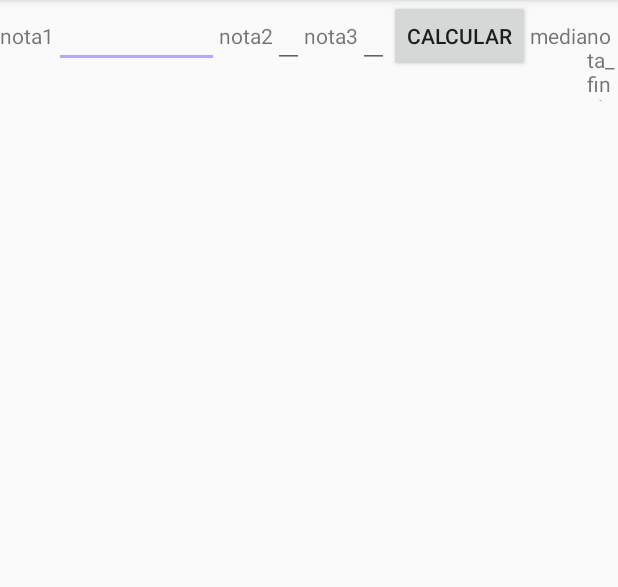
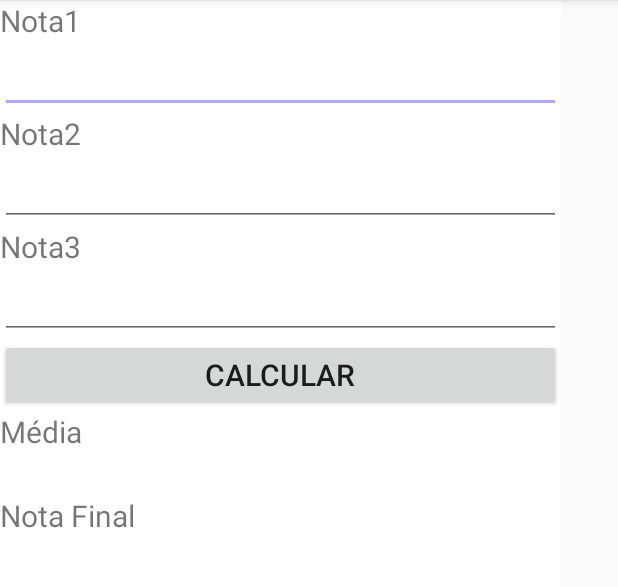
Before and after one commit to PatriciaMoura/Tools-1, an Android app: the Calcular_Media screen opened directly, with no data from a screen before it, on a phone screen of 412 x 824 dp, the part 84-671 px from its top. Run offline under Robolectric (Android 15) with nearby library versions, the phone set to English and light mode, and no system bars; 1 statement that could not run was skipped.

Commit message:
Ajuste de layout em Calcular Média

```diff
--- a/app/src/main/res/layout/activity_calcular__media.xml
+++ b/app/src/main/res/layout/activity_calcular__media.xml
@@ -6,62 +6,73 @@
     android:layout_height="wrap_content"
     tools:context=".Calcular_Media">
 
+
     <LinearLayout
         android:layout_width="match_parent"
-        android:layout_height="wrap_content"
-        android:orientation="horizontal"
-        tools:layout_editor_absoluteX="0dp"
-        tools:layout_editor_absoluteY="0dp">
+        android:layout_height="match_parent"
+        android:orientation="vertical"
+        android:background="#ffffff"
+        android:id="@+id/activity_main1">
+
+
+        <TextView
+            android:layout_width="374dp"
+            android:layout_height="wrap_content"
+            android:text="Nota1"
+            android:textSize="20sp" />
+
+        <EditText
+            android:id="@+id/txtNota1"
+            android:layout_width="match_parent"
+            android:layout_height="wrap_content"
+            android:inputType="number"
+            android:textSize="20sp" />
 
         <TextView
             android:layout_width="match_parent"
             android:layout_height="wrap_content"
-            android:text="nota1" />
-
-        <EditText
-            android:id="@+id/txtNota1"
-            android:layout_width="110dp"
-            android:layout_height="wrap_content"
-            android:inputType="number" />
-
-        <TextView
-            android:layout_width="match_parent"
-            android:layout_height="wrap_content"
-            android:text="nota2" />
+            android:text="Nota2"
+            android:textSize="20sp"/>
 
         <EditText
             android:id="@+id/txtNota2"
             android:layout_width="match_parent"
             android:layout_height="wrap_content"
-            android:inputType="number" />
+            android:inputType="number"
+            android:textSize="20sp"/>
 
         <TextView
             android:layout_width="match_parent"
             android:layout_height="wrap_content"
-            android:text="nota3" />
+            android:text="Nota3"
+            android:textSize="20sp"/>
 
         <EditText
             android:id="@+id/txtNota3"
             android:layout_width="match_parent"
             android:layout_height="wrap_content"
-            android:inputType="number" />
+            android:inputType="number"
+            android:textSize="20sp"/>
 
         <Button
             android:id="@+id/btnCalcular"
             android:layout_width="match_parent"
             android:layout_height="wrap_content"
-            android:text="calcular" />
+            android:text="calcular"
+            android:textSize="20sp"/>
 
         <TextView
             android:layout_width="match_parent"
-            android:layout_height="wrap_content"
-            android:text="media" />
+            android:layout_height="56dp"
+            android:text="Média"
+            android:textSize="20sp" />
 
         <TextView
             android:id="@+id/txtMediaFinal"
             android:layout_width="match_parent"
-            android:layout_height="wrap_content"
-            android:text="nota_final" />
+            android:layout_height="64dp"
+            android:text="Nota Final"
+            android:textSize="20sp" />
 
 
     </LinearLayout>
--- a/app/src/main/res/layout/activity_main.xml
+++ b/app/src/main/res/layout/activity_main.xml
@@ -6,8 +6,6 @@
     android:layout_height="match_parent"
     tools:context=".MainActivity"
     android:orientation="horizontal">
-
-
 
 
 
--- a/app/src/main/res/layout/activity_speech_to_text.xml
+++ b/app/src/main/res/layout/activity_speech_to_text.xml
@@ -29,6 +29,13 @@
         tools:layout_editor_absoluteX="0dp"
         tools:layout_editor_absoluteY="71dp">
 
+        <TextView
+            android:layout_width="wrap_content"
+            android:layout_height="wrap_content"
+            android:text="SpeechToText"
+            android:textSize="25dp"
+            android:textStyle="normal" />
+
         <ImageButton
             android:id="@+id/btnSpeak"
             android:layout_width="wrap_content"
--- a/app/src/main/res/layout/content_ficha__medica.xml
+++ b/app/src/main/res/layout/content_ficha__medica.xml
@@ -204,7 +204,7 @@
             <TextView
                 android:layout_width="match_parent"
                 android:layout_height="wrap_content"
-                android:text="Contato de Emergência:"
+                android:text="Emergência:"
                 android:typeface="sans"
                 android:textSize="17sp"
                 android:layout_weight="2"/>
--- a/app/src/main/res/values/colors.xml
+++ b/app/src/main/res/values/colors.xml
@@ -3,5 +3,5 @@
     <color name="colorPrimary">#3F51B5</color>
     <color name="colorPrimaryDark">#303F9F</color>
     <color name="colorAccent">#b2a7fa</color>
-    <color name="cor_do_botao">#8ed5f9</color>
+
 </resources>
```
